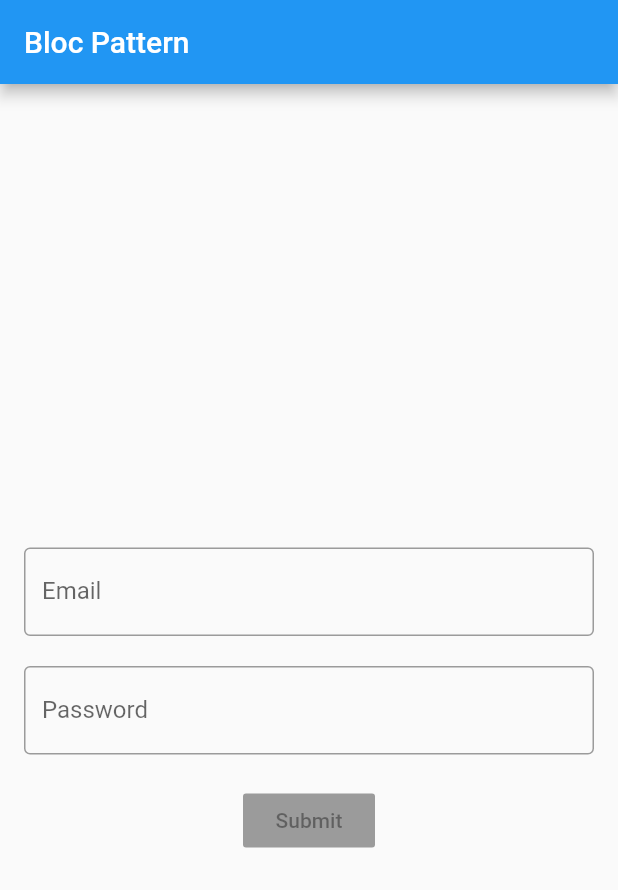
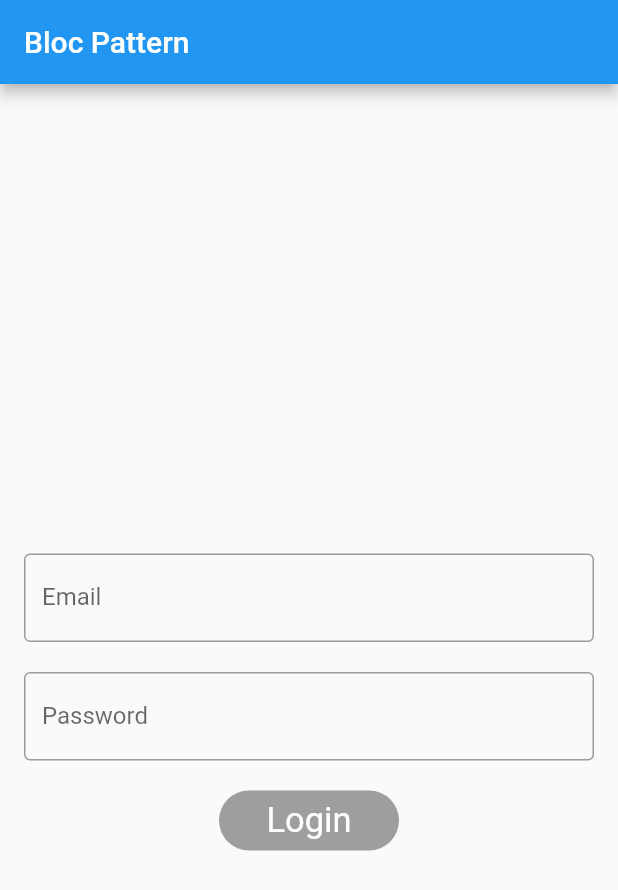
Before and after one commit to singhprashant1/visitor, a Flutter app: the screen it shows after launch, on a phone screen of 412 x 824 dp. Shown: the top 890 px of the screen. Run offline on Flutter 3.47's test engine with Material 2 defaults, Android fonts, the phone set to English and light mode, and no system bars; our stand-ins replace audioplayers, chewie, firebase_auth, firebase_core, firebase_database, geolocator and 7 more; missing offline and left inert: flutter_facebook_login; accounts and stored records are empty.

```diff
--- a/lib/bloc.dart
+++ b/lib/bloc.dart
@@ -17,11 +17,12 @@ class Bloc extends Object with Validators implements BaseBloc {
   Stream<String> get password =>
       _passwordController.stream.transform(passwordValidator);
 
-  Stream<bool> get submitCheck =>
+  // Stream<bool> get submitCheck =>
+  //     Rx.combineLatest2(email, password, (e, p) => true);
+  Stream<bool> get submitValidForm =>
       Rx.combineLatest2(email, password, (e, p) => true);
+  submit() {
 
-  submit() {
-    print("xyx");
   }
 
   @override
--- a/lib/loginwithbloc.dart
+++ b/lib/loginwithbloc.dart
@@ -1,8 +1,14 @@
 import 'package:flutter/material.dart';
+import 'package:provider/provider.dart';
 import 'package:visitor/bloc.dart';
 import 'package:visitor/googlemap/gmap.dart';
 
-class HomePage extends StatelessWidget {
+class HomePage extends StatefulWidget {
+  @override
+  _HomePageState createState() => _HomePageState();
+}
+
+class _HomePageState extends State<HomePage> {
   changeThePage(BuildContext context) {
     Navigator.of(context)
         .push(MaterialPageRoute(builder: (context) => Gmapp()));
@@ -10,8 +16,7 @@ class HomePage extends StatelessWidget {
 
   @override
   Widget build(BuildContext context) {
-    final bloc = Bloc();
-
+    final bloc = Provider.of<Bloc>(context, listen: false);
     return Scaffold(
       appBar: AppBar(
         title: Text("Bloc Pattern"),
@@ -55,22 +60,60 @@ class HomePage extends StatelessWidget {
               SizedBox(
                 height: 20.0,
               ),
-              StreamBuilder<bool>(
-                stream: bloc.submitCheck,
-                builder: (context, snapshot) => RaisedButton(
-                  color: Colors.tealAccent,
-                  onPressed: snapshot.hasData
-                      ? () {
-                          changeThePage(context);
-                        }
-                      : null,
-                  child: Text("Submit"),
-                ),
-              ),
+              // StreamBuilder<bool>(
+              //   stream: bloc.submitValidForm,
+              //   builder: (context, snapshot) => RaisedButton(
+              //     color: snapshot.hasError || !snapshot.hasData
+              //         ? Colors.grey
+              //         : Colors.blue,
+              //     onPressed: snapshot.hasError || !snapshot.hasData
+              //         ? null
+              //         : () {
+              //             print("data");
+              //           },
+              //     child: Text("Submit"),
+              //   ),
+              // ),
+              _buildButton()
             ],
           ),
         ),
       ),
     );
   }
+
+  Widget _buildButton() {
+    final bloc = Provider.of<Bloc>(context, listen: false);
+
+    return StreamBuilder<Object>(
+        stream: bloc.submitValidForm,
+        builder: (context, snapshot) {
+          return GestureDetector(
+            onTap: snapshot.hasError || !snapshot.hasData
+                ? null
+                : () {
+                    Navigator.of(context)
+                        .push(MaterialPageRoute(builder: (context) => Gmapp()));
+                  },
+            child: Container(
+              height: 40,
+              width: 120,
+              alignment: Alignment.center,
+              decoration: BoxDecoration(
+                borderRadius: BorderRadius.circular(20),
+                color: snapshot.hasError || !snapshot.hasData
+                    ? Colors.grey
+                    : Color(0xffff69b4),
+              ),
+              child: Text(
+                "Login",
+                style: TextStyle(
+                  color: Colors.white,
+                  fontSize: 23,
+                ),
+              ),
+            ),
+          );
+        });
+  }
 }
--- a/lib/main.dart
+++ b/lib/main.dart
@@ -1,11 +1,13 @@
 import 'dart:async';
 
 import 'package:flutter/material.dart';
+import 'package:provider/provider.dart';
 // import 'package:google_maps_flutter/gLoginPageoogle_maps_flutter.dart';
 // import 'package:ikss/gmap.dart';
 
 // import 'package:ikss/register.dart';
 import 'package:shared_preferences/shared_preferences.dart';
+import 'package:visitor/bloc.dart';
 import 'package:visitor/googlemap/gmap.dart';
 import 'package:visitor/loginwithbloc.dart';
 import 'package:visitor/phoneAuth/register.dart';
@@ -17,7 +19,12 @@ Future main() async {
 
   Constants.prefs = await SharedPreferences.getInstance();
 
-  runApp(MaterialApp(
+  runApp(MultiProvider(
+      providers: [
+        Provider<Bloc>(create: (context) => Bloc()),
+        // Provider<RegisterBloc>(create: (context) => RegisterBloc())
+      ],
+      child: MaterialApp(
         title: "Ikss",
         // home: Constants.prefs.getBool("loggedIn") == true ? Gmapp() : FirstPage(),
         home: HomePage(),
@@ -26,5 +33,5 @@ Future main() async {
           "/logout": (context) => FirstPage(),
           "/home": (context) => Gmapp(),
         },
-  ));
+      )));
 }
--- a/pubspec.yaml
+++ b/pubspec.yaml
@@ -44,6 +44,7 @@ dependencies:
   google_sign_in: ^4.5.9
   http: ^0.12.2
   rxdart: ^0.25.0
+  provider: ^4.3.3
 
 dev_dependencies:
   flutter_test:
```
Also changed, not shown: pubspec.lock. Lines whose indentation alone changed are shown as unchanged.
